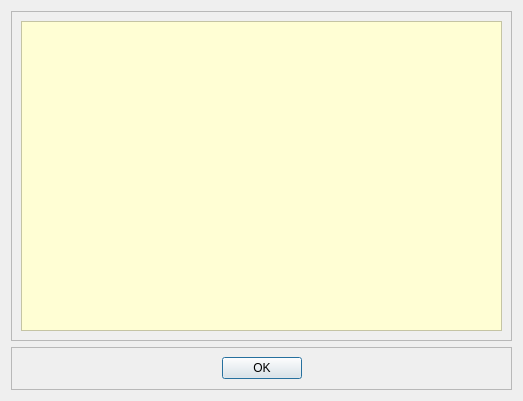
First picture: the form in ktv-recorder/forms/cinstruction.ui, repository code-google-com/vlc-record, before the edit.
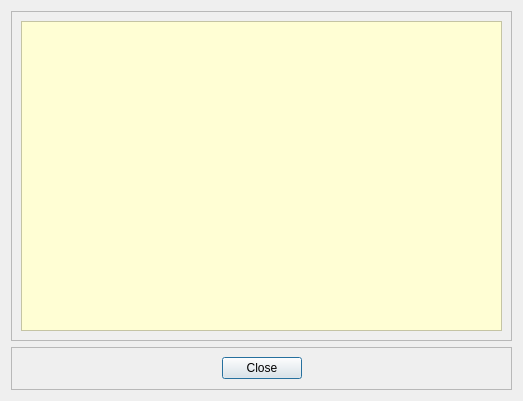
Second picture: the form after the edit. Icons and pictures are not drawn.

Patch:
```diff
--- a/ktv-recorder/forms/cinstruction.ui
+++ b/ktv-recorder/forms/cinstruction.ui
@@ -74,7 +74,7 @@
       <item>
        <widget class="QPushButton" name="pushOK">
         <property name="text">
-         <string>OK</string>
+         <string>Close</string>
         </property>
        </widget>
       </item>
```
